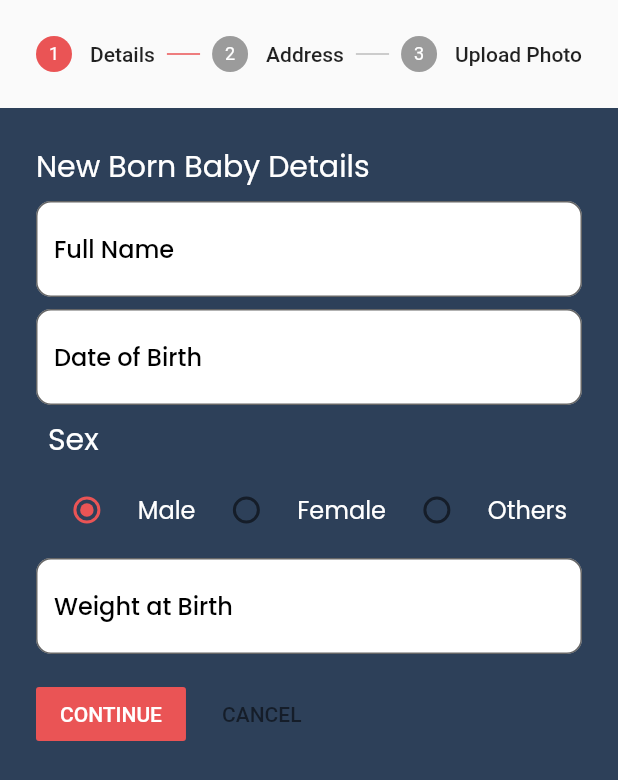
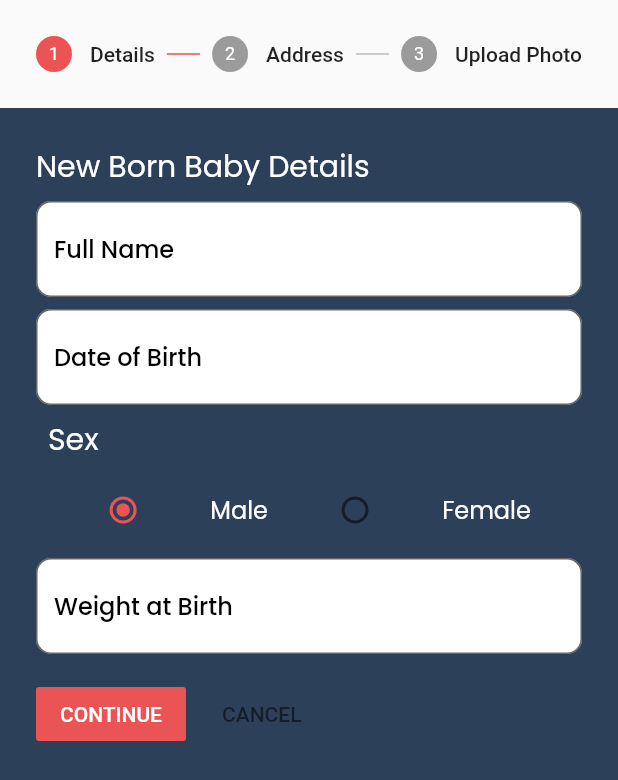
Before and after one commit to sandesh101/E-Palika, a Flutter app: the BirthRegistrationForm screen opened by its route, on a phone screen of 412 x 824 dp. Shown: the top 780 px of the screen. Run offline on Flutter 3.47's test engine with Material 2 defaults, Android fonts, the phone set to English and light mode, and no system bars; our stand-ins replace google_fonts, image_picker.

Commit message:
Removal: Other Section in Gender

```diff
--- a/lib/screens/birth_certificate/birth_certificate_form.dart
+++ b/lib/screens/birth_certificate/birth_certificate_form.dart
@@ -121,20 +121,6 @@ class _BirthRegistrationFormState extends State<BirthRegistrationForm> {
                               }),
                           Text(
                             'Female',
-                            style: GoogleFonts.poppins(
-                                fontSize: 16, color: Colors.white),
-                          ),
-                          Radio(
-                              activeColor: const Color(0xFFEA5455),
-                              value: 'Others',
-                              groupValue: gender,
-                              onChanged: (value) {
-                                setState(() {
-                                  gender = value.toString();
-                                });
-                              }),
-                          Text(
-                            'Others',
                             style: GoogleFonts.poppins(
                                 fontSize: 16, color: Colors.white),
                           ),
```
